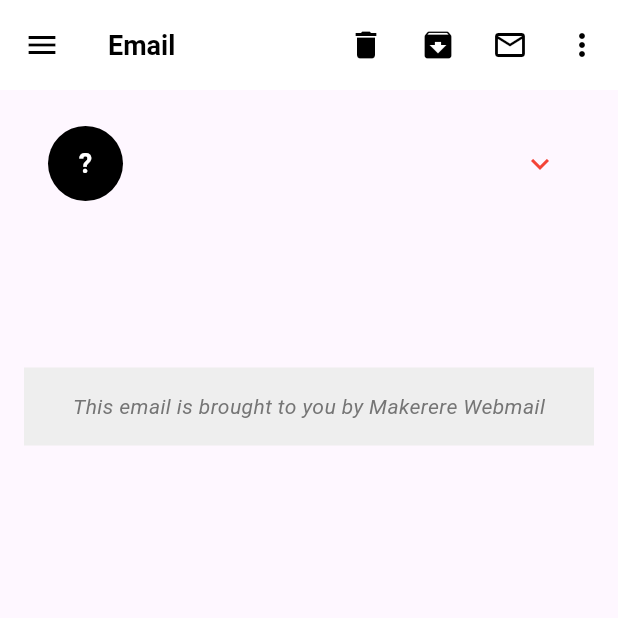
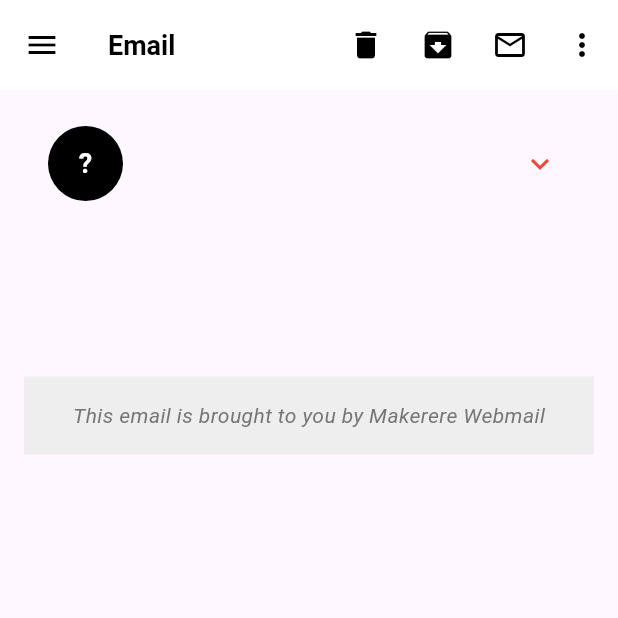
Before and after one commit to Aurits/webmail_v3, a Flutter app: the EmailDetailPage screen opened directly with empty values, on a phone screen of 412 x 824 dp, the top half of it. Run offline on Flutter 3.47's test engine with Material 3 defaults, Android fonts, the phone set to English and light mode, and no system bars; our stand-ins replace dio, flutter_form_builder, flutter_widget_from_html, form_builder_validators, settings_ui, sqflite; accounts and stored records are empty.

Commit message:
Feb 5, 2024, 12:05 PM

```diff
--- a/lib/pages/emails/email_detail_page.dart
+++ b/lib/pages/emails/email_detail_page.dart
@@ -56,10 +56,6 @@ class EmailDetailPage extends StatelessWidget {
         child: Column(
           crossAxisAlignment: CrossAxisAlignment.start,
           children: [
-            // IconButton(
-            //     onPressed: () {},
-            //     icon: const Icon(Icons.arrow_back_ios_rounded)),
-
             ExpansionTile(
               iconColor: Colors.green,
               collapsedIconColor: Colors.red,
@@ -150,7 +146,7 @@ class EmailDetailPage extends StatelessWidget {
                 ),
               ),
             ),
-            const SizedBox(height: 10),
+            const SizedBox(height: 16),
             HtmlWidget(
               // the first parameter (`html`) is required
               email.message,
```
